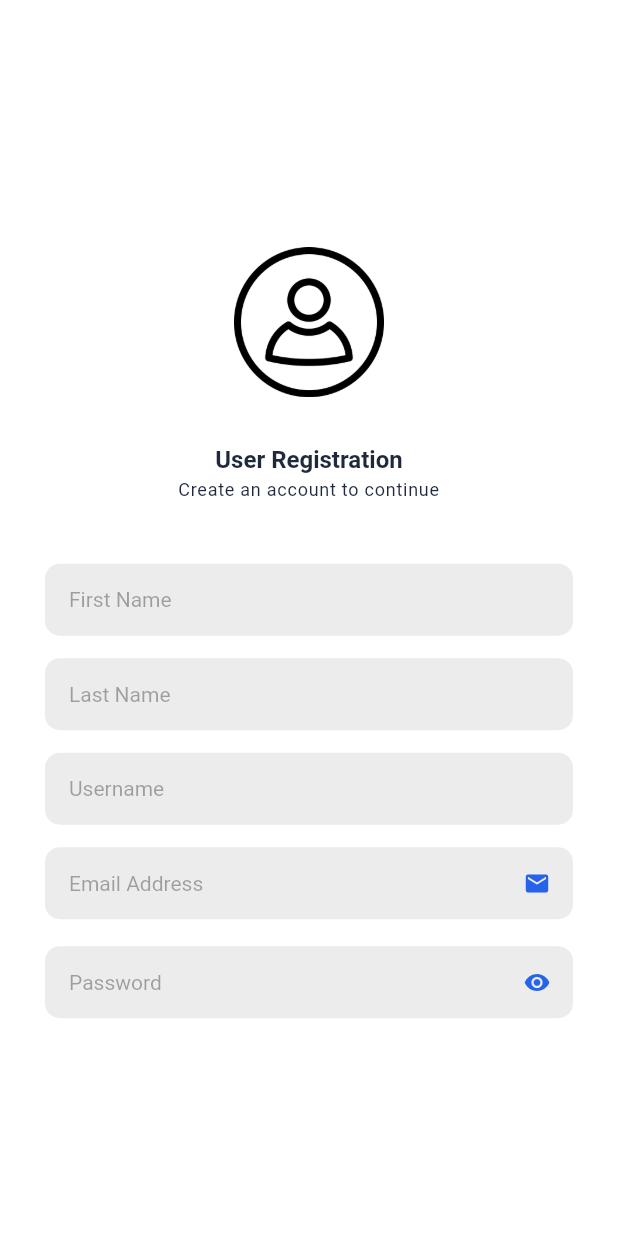
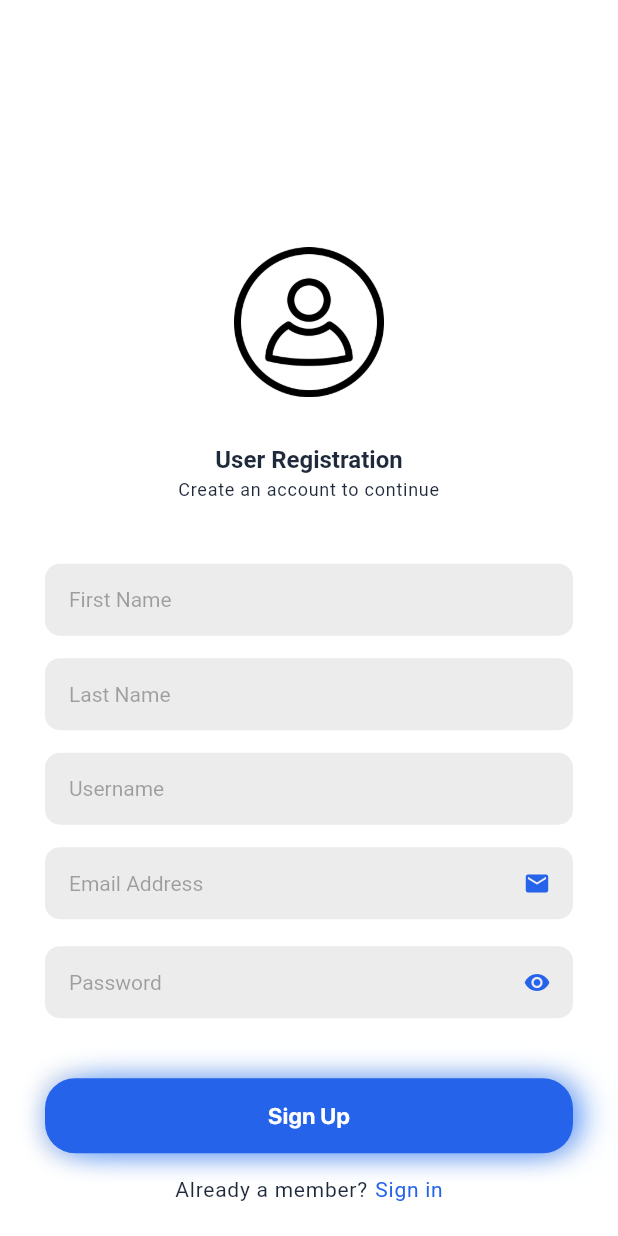
Before and after one commit to bookofiyi/collaborative_library, a Flutter app: the screen it shows after launch, on a phone screen of 412 x 824 dp. Run offline on Flutter 3.47's test engine with Material 2 defaults, Android fonts, the phone set to English and light mode, and no system bars; our stand-ins replace gap, get; Roboto replaces fonts that are missing (SF-Pro-Display-Bold, SF-Pro-Display-Regular).

Commit message:
more updates

```diff
--- a/lib/sign_up.dart
+++ b/lib/sign_up.dart
@@ -361,6 +361,93 @@ class _SignUpState extends State<SignUp> {
                         return null;
                       },
                     ),
+                    const SizedBox(
+                      height: 40,
+                    ),
+                    InkWell(
+                      onTap: () {
+                        // if (SignUpScreen._formKey.currentState!.validate()) {
+                        //   if (controller.status != Status.isLoading) {
+                        //     controller.signUp(
+                        //       email: signupemailController.text.trim(),
+                        //       firstname: fNameController.text.trim(),
+                        //       lastname: lNameController.text.trim(),
+                        //       username: signupusernameController.text.trim(),
+                        //       password: signupPasswordController.text.trim(),
+                        //     );
+                        //   }
+                        // }
+                      },
+                      child: Container(
+                        height: 50,
+                        decoration: BoxDecoration(
+                          color: AppColor.primaryColor,
+                          borderRadius: BorderRadius.circular(20),
+                          boxShadow: const [
+                            BoxShadow(
+                              blurRadius: 10,
+                              offset: Offset(0, 0),
+                              color: Color(0xffe2e5ed),
+                              spreadRadius: 5,
+                            ),
+                            BoxShadow(
+                              blurRadius: 15,
+                              offset: Offset(0, 2),
+                              color: Color(0xFF5B9BFF),
+                              spreadRadius: -5,
+                            ),
+                            BoxShadow(
+                              blurRadius: 20,
+                              offset: Offset(10, 0),
+                              color: Color(0xff5B9BFF),
+                              spreadRadius: -5,
+                            ),
+                          ],
+                        ),
+                        child: const Center(
+                          child: Text(
+                            "Sign Up",
+                            style: TextStyle(
+                              color: Colors.white,
+                              fontSize: 15,
+                              fontWeight: FontWeight.bold,
+                            ),
+                          ),
+                        ),
+                      ),
+                    ),
+                    const SizedBox(
+                      height: 5,
+                    ),
+                    Center(
+                      child: Row(
+                        mainAxisAlignment: MainAxisAlignment.center,
+                        children: [
+                          customDescriptionText(
+                            "Already a member?",
+                            textAlign: TextAlign.center,
+                            colors: AppColor.normaltextColor,
+                            onTap: () {
+                              // Get.offAll(() => const LoginScreen());
+                            },
+                          ),
+                          const SizedBox(
+                            width: 5,
+                          ),
+                          customDescriptionText(
+                            "Sign in",
+                            textAlign: TextAlign.center,
+                            colors: AppColor.primaryColor,
+                            onTap: () {
+                              // Get.offAll(() => const LoginScreen());
+                            },
+                          ),
+                          const SizedBox(
+                            height: 40,
+                          ),
+                        ],
+                      ),
+                    ),
                   ],
                 )
               ],
```
